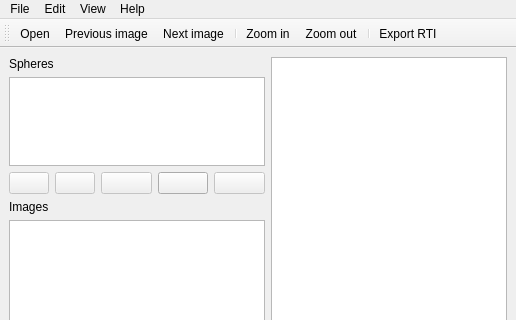
Before: the Qt Designer form highlight/mainwindow.ui in cnr-isti-vclab/relight, drawn with Qt 5; both pictures show x 0 to 516 and y 0 to 320 of the 516 by 605 pixel window.
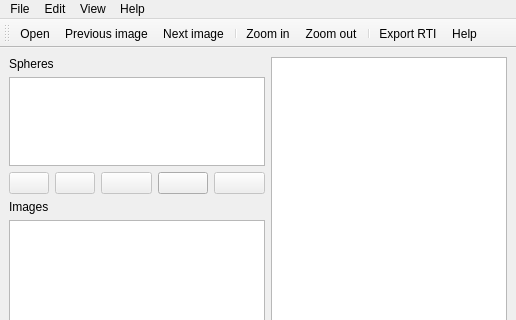
After: the same form once the commit is applied. Icons and pictures are not drawn.

Commit message: added icons to resources and help widget

What changed in the file:
```diff
--- a/highlight/mainwindow.ui
+++ b/highlight/mainwindow.ui
@@ -254,6 +254,7 @@
    <addaction name="actionZoom_out"/>
    <addaction name="separator"/>
    <addaction name="actionExport_RTI"/>
+   <addaction name="actionHelp"/>
   </widget>
   <action name="actionOpen">
    <property name="icon">
```
Left out of the diff: 64 changed lines with no effect on the pictures. The commit also changes 29 other files.
